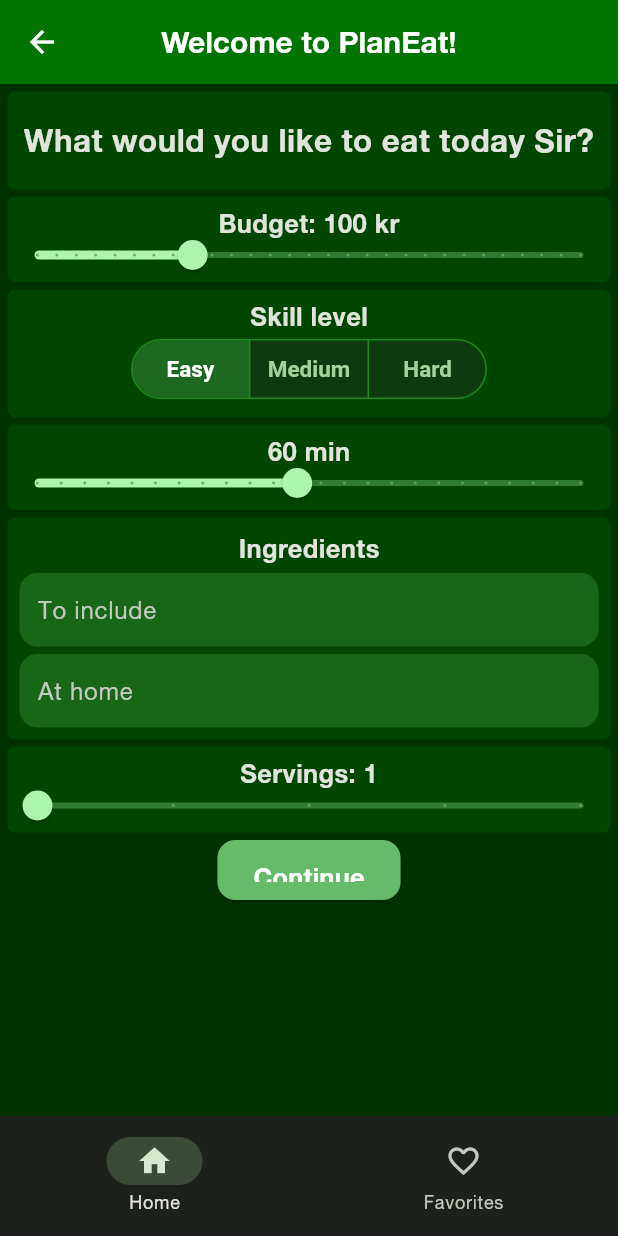
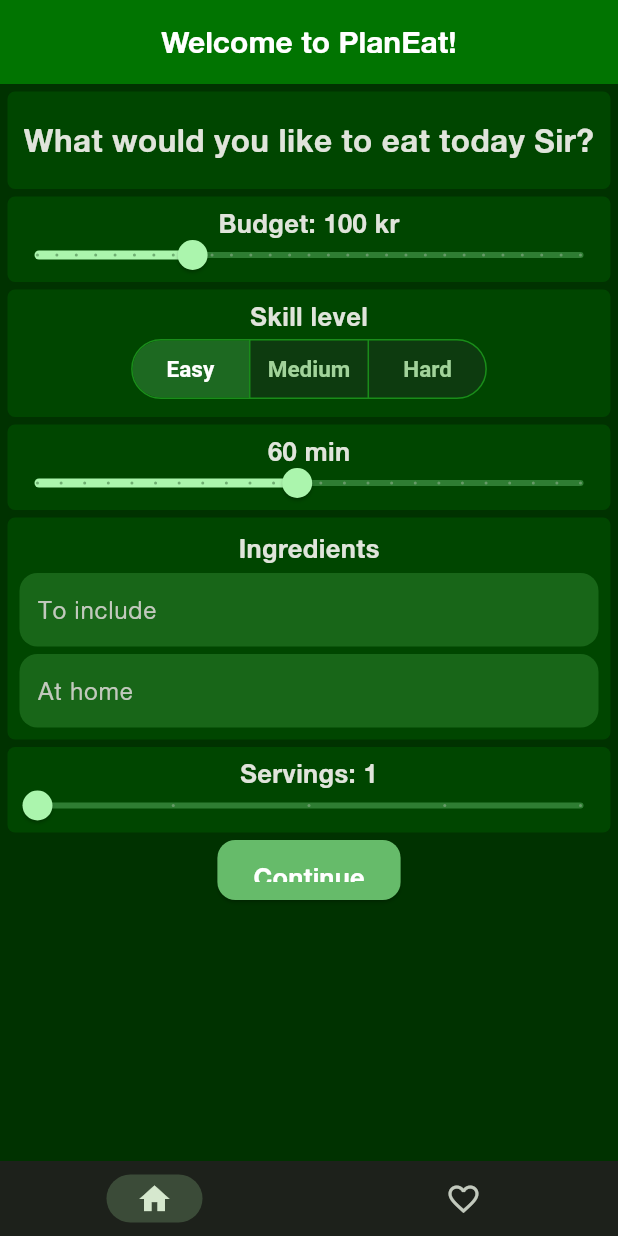
Before and after one commit to sixmarton070122-art/planeat-mobile-app, a Flutter app: the MainNavigation screen opened directly, on a phone screen of 412 x 824 dp. Run offline on Flutter 3.47's test engine with Material 3 defaults, Android fonts, the phone set to English and light mode, and no system bars; drawn by our look-alikes of auto_size_text; our stand-ins replace cached_network_image, hive_ce, hive_ce_flutter; accounts and stored records are empty.

Commit message:
fix: changed navbar height

```diff
--- a/lib/main.dart
+++ b/lib/main.dart
@@ -1,6 +1,7 @@
 import 'package:flutter/material.dart';
 import 'package:hive_ce_flutter/hive_flutter.dart';
 import 'package:planeat_mobile_app/models/cooking_step.dart';
+import 'package:planeat_mobile_app/services/main_navigation.dart';
 
 import 'screens/home_screen.dart';
 import 'models/recipe.dart';
@@ -30,7 +31,7 @@
       theme: AppTheme.light,
       darkTheme: AppTheme.dark,
       themeMode: ThemeMode.dark,
-      home: const HomeScreen(title: "Welcome to PlanEat!"),
+      home: const MainNavigation(),
     );
   }
 }
--- a/lib/services/main_navigation.dart
+++ b/lib/services/main_navigation.dart
@@ -22,6 +22,8 @@
     return Scaffold(
       body: IndexedStack(index: _selectedIndex, children: _screens),
       bottomNavigationBar: NavigationBar(
+        height: 50,
+        labelBehavior: NavigationDestinationLabelBehavior.alwaysHide,
         selectedIndex: _selectedIndex,
         onDestinationSelected: (index) {
           setState(() {
@@ -32,12 +34,12 @@
           NavigationDestination(
             icon: Icon(Icons.home_outlined),
             selectedIcon: Icon(Icons.home),
-            label: 'Home',
+            label: '',
           ),
           NavigationDestination(
             icon: Icon(Icons.favorite_border),
             selectedIcon: Icon(Icons.favorite),
-            label: 'Favorites',
+            label: '',
           ),
         ],
       ),
```
